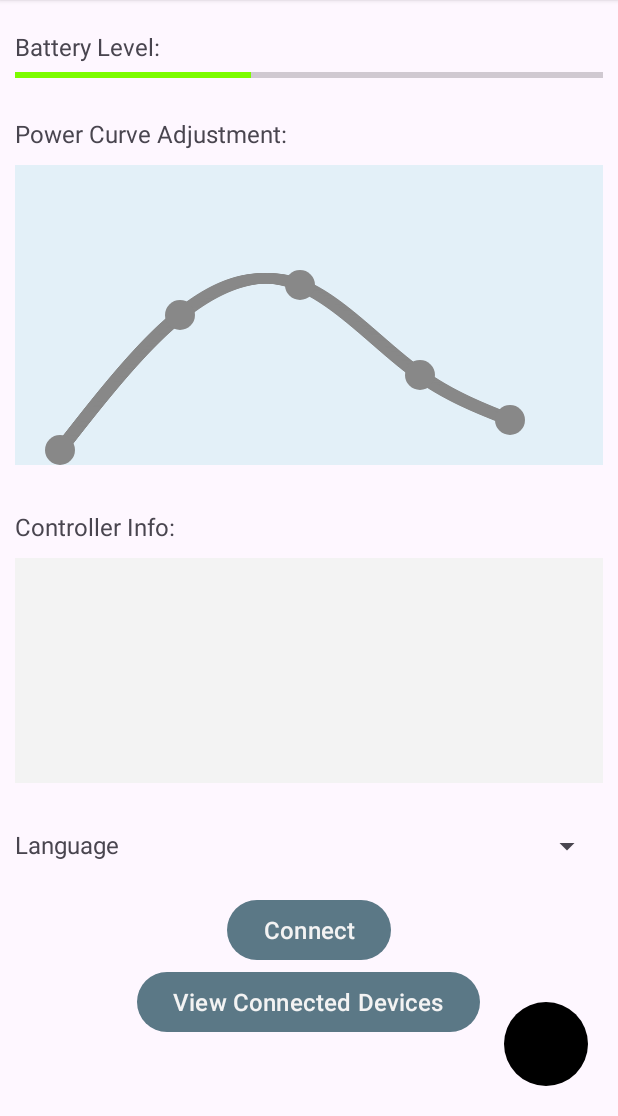
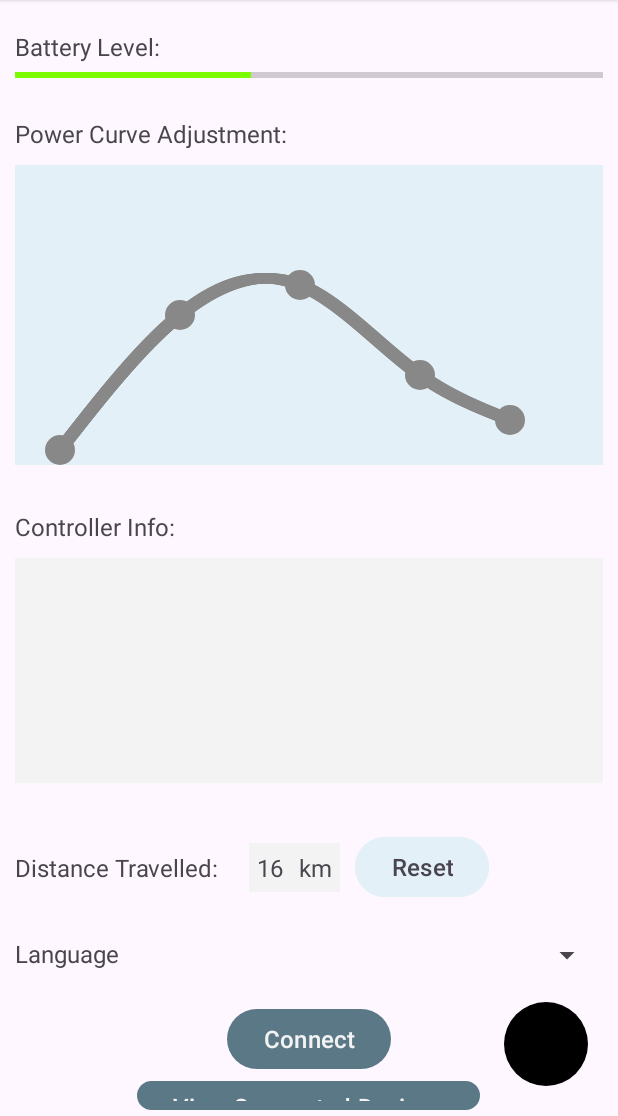
Before and after one commit to h-malm/eburst-temp, an Android app: the SecondFragment screen opened through its navigation route, on a phone screen of 412 x 824 dp, the part 120-1236 px from its top. Run offline under Robolectric (Android 15) with nearby library versions, the phone set to English and light mode, and no system bars; our stand-ins replace navigation-ui.

Commit message:
Added travelled distance and reset button

```diff
--- a/E-Burst-temporary/app/src/main/res/layout/fragment_second.xml
+++ b/E-Burst-temporary/app/src/main/res/layout/fragment_second.xml
@@ -135,6 +135,60 @@
             android:text="" />
 
         <LinearLayout
+            android:layout_width="wrap_content"
+            android:layout_height="wrap_content"
+            android:orientation="horizontal"
+            android:layout_marginTop="20dp"
+            android:textSize="@dimen/small_font_size">
+
+            <TextView
+                    android:id="@+id/distanceTraveled"
+                    android:layout_width="wrap_content"
+                    android:layout_height="wrap_content"
+                    android:layout_margin="@dimen/fab_margin"
+                    android:textSize="@dimen/small_font_size"
+                    android:text="@string/distance_travelled" />
+
+                <TextView
+                    android:id="@+id/textViewDistance"
+                    android:textSize="@dimen/small_font_size"
+                    style="@style/DistanceTravelled"
+                    android:layout_width="wrap_content"
+                    android:layout_height="wrap_content"
+                    android:layout_marginStart="@dimen/fab_margin"
+                    android:layout_marginBottom="@dimen/fab_margin"
+                    android:layout_marginTop="@dimen/fab_margin"
+                    android:padding="5dp"
+                    android:text="16" />
+
+                <TextView
+                    android:id="@+id/textViewkmh"
+                    android:textSize="@dimen/small_font_size"
+                    style="@style/DistanceTravelled"
+                    android:layout_width="wrap_content"
+                    android:layout_height="wrap_content"
+                    android:layout_marginEnd="@dimen/fab_margin"
+                    android:layout_marginBottom="@dimen/fab_margin"
+                    android:layout_marginTop="@dimen/fab_margin"
+                    android:padding="5dp"
+                    android:text="@string/km" />
+
+                <Button
+                    android:id="@+id/resetDistance"
+                    android:layout_width="wrap_content"
+                    android:layout_height="wrap_content"
+                    android:textAlignment="center"
+                    android:textSize="@dimen/small_font_size"
+                    style="@style/resetButton"
+                    android:layout_gravity="center"
+                    android:text="@string/reset"
+                    app:layout_constraintEnd_toStartOf="@+id/disconnectButton"
+                    app:layout_constraintHorizontal_chainStyle="spread_inside"
+                    app:layout_constraintStart_toStartOf="parent"
+                    app:layout_constraintTop_toBottomOf="@+id/languageTextView" />
+        </LinearLayout>
+
+        <LinearLayout
             android:layout_width="match_parent"
             android:layout_height="wrap_content"
             android:orientation="horizontal"
@@ -156,7 +210,8 @@
                 android:layout_marginTop="20dp"
                 android:layout_marginBottom="20dp"
                 android:layout_marginLeft="@dimen/fab_margin"
-                android:layout_marginRight="@dimen/fab_margin"                android:layout_width="wrap_content"
+                android:layout_marginRight="@dimen/fab_margin"
+                android:layout_width="wrap_content"
                 android:layout_height="wrap_content" />
 
 
--- a/E-Burst-temporary/app/src/main/res/values-night/themes.xml
+++ b/E-Burst-temporary/app/src/main/res/values-night/themes.xml
@@ -2,6 +2,8 @@
     <!-- Base application theme. -->
     <style name="Base.Theme.EBurst" parent="Theme.Material3.DayNight.NoActionBar">
         <!-- Customize your dark theme here. -->
+
+        <item name="android:textColor">@color/white</item>
 
         <!-- Action button background (somehow, both are needed) -->
         <item name="floatingActionButtonPrimaryStyle">@color/colorPrimaryLightBlue</item>
@@ -22,12 +24,12 @@
         <item name="colorOnPrimary">@color/lightGray</item>
 
 
-        <item name="cardViewStyle">@style/MyStyle.Cardview.Orange</item>
+        <item name="cardViewStyle">@style/cardBackground</item>
 
         <item name="android:statusBarColor">@color/darkerBlue</item>
     </style>
 
-    <style name="MyStyle.Cardview.Orange" parent="CardView">
+    <style name="cardBackground" parent="CardView">
         <item name="cardBackgroundColor">@color/colorSelectedBlue</item>
     </style>
 
@@ -38,4 +40,14 @@
     <style name="PowerView" parent="@android:style/TextAppearance.Small">
         <item name="android:background">@color/darkerBlue</item>
     </style>
+
+    <style name="DistanceTravelled" parent="@android:style/TextAppearance.Small">
+        <item name="android:background">@color/darkGray</item>
+    </style>
+
+    <style name="resetButton" parent="@android:style/TextAppearance.Small">
+        <item name="android:backgroundTint">@color/darkerBlue</item>
+        <item name="android:textColor">@color/white</item>
+    </style>
+
 </resources>
--- a/E-Burst-temporary/app/src/main/res/values/colors.xml
+++ b/E-Burst-temporary/app/src/main/res/values/colors.xml
@@ -1,7 +1,7 @@
 <?xml version="1.0" encoding="utf-8"?>
 <resources>
     <color name="black">#FF000000</color>
-    <color name="white">#FFFFFFFF</color>
+    <color name="white">#F5F5F5</color>
     <color name="gray">#BDBDBD</color>
     <color name="windowDarkGray">#1E1E1E</color>
     <color name="darkGray">#232323</color>
--- a/E-Burst-temporary/app/src/main/res/values/strings.xml
+++ b/E-Burst-temporary/app/src/main/res/values/strings.xml
@@ -16,4 +16,7 @@
     <string name="km_h" translatable="false">km/h</string>
     <string name="_10" translatable="false">10</string>
     <string name="current_speed">Current Speed:</string>
+    <string name="distance_travelled">Distance Travelled:</string>
+    <string name="reset">Reset</string>
+    <string name="km">km</string>
 </resources>
--- a/E-Burst-temporary/app/src/main/res/values/themes.xml
+++ b/E-Burst-temporary/app/src/main/res/values/themes.xml
@@ -20,12 +20,12 @@
         <item name="colorOnPrimary">@color/lightGray</item>
 
         <!-- card background color -->
-        <item name="cardViewStyle">@style/MyStyle.Cardview.Orange</item>
+        <item name="cardViewStyle">@style/cardBackground</item>
 
         <item name="android:statusBarColor">@color/lightGray</item>
     </style>
 
-    <style name="MyStyle.Cardview.Orange" parent="CardView">
+    <style name="cardBackground" parent="CardView">
         <item name="cardBackgroundColor">@color/colorLightBlue</item>
     </style>
 
@@ -37,5 +37,13 @@
         <item name="android:background">@color/colorEvenLighterBlue</item>
     </style>
 
+    <style name="DistanceTravelled" parent="@android:style/TextAppearance.Small">
+        <item name="android:background">@color/lightGray</item>
+    </style>
+
+    <style name="resetButton" parent="@android:style/TextAppearance.Small">
+        <item name="android:backgroundTint">@color/colorLightBlue</item>
+    </style>
+
     <style name="Theme.EBurst" parent="Base.Theme.EBurst" />
 </resources>
```
